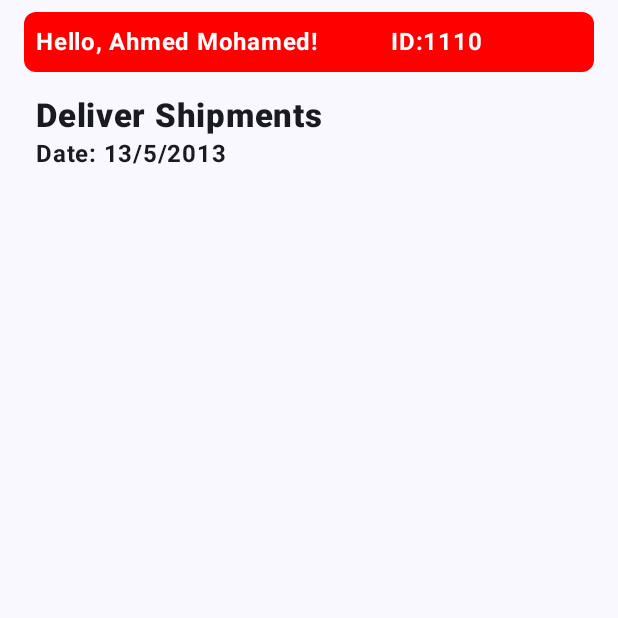
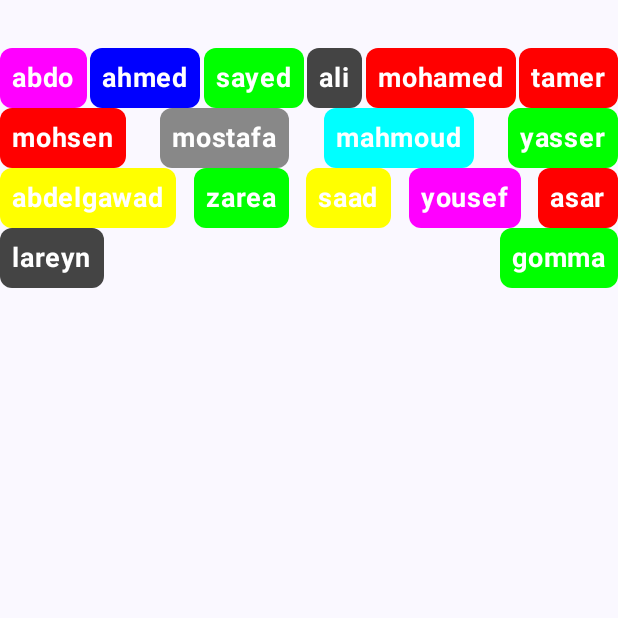
Before and after one commit to abdomostafa1/JetpackComposeApp, an Android app built with Jetpack Compose: the screen it shows after launch (MainActivity), on a phone screen of 412 x 824 dp, the top half of it. Run offline under Robolectric (Android 15) with nearby library versions, the phone set to English and light mode, and no system bars; our stand-ins replace Dagger/Hilt's generated code; network calls fail.

Commit message:
use flow row to show list of anmes

```diff
--- a/app/src/main/java/com/example/myapplication/MainActivity.kt
+++ b/app/src/main/java/com/example/myapplication/MainActivity.kt
@@ -23,6 +23,7 @@ import androidx.navigation.compose.NavHost
 import androidx.navigation.compose.composable
 import androidx.navigation.compose.rememberNavController
 import androidx.navigation.navArgument
+import com.example.myapplication.screen.FlowLayoutScreen
 import com.example.myapplication.screen.PickupDetailsScreen
 import com.example.myapplication.screen.PickupScreen
 import com.example.myapplication.screen.ThirdScreen
@@ -48,8 +49,10 @@ class MainActivity : ComponentActivity() {
                     val navHost =
                         NavHost(
                             navController = navController,
-                            startDestination = NavDestination.pickupScreen
+                            startDestination = NavDestination.flowLayoutScreen
                         ) {
+
+                            composable(NavDestination.flowLayoutScreen) { FlowLayoutScreen() }
                             composable(NavDestination.pickupScreen) {
                                 PickupScreen(
                                     navController = navController,
@@ -64,7 +67,7 @@ class MainActivity : ComponentActivity() {
 
                             composable(
                                 "PickupDetailsScreen/{id}",
-                                arguments = listOf(navArgument("id"){ type= NavType.IntType})
+                                arguments = listOf(navArgument("id") { type = NavType.IntType })
                             ) { backStackEntry ->
                                 PickupDetailsScreen(
                                     navController,
--- a/app/src/main/java/com/example/myapplication/NavDestination.kt
+++ b/app/src/main/java/com/example/myapplication/NavDestination.kt
@@ -1,7 +1,8 @@
 package com.example.myapplication
 
 object NavDestination {
-    val pickupScreen="PickupScreen"
-    val pickupDetailsScreen="PickupDetailsScreen"
-    val thirdScreen="ThirdScreen"
+    const val pickupScreen="PickupScreen"
+    const val pickupDetailsScreen="PickupDetailsScreen"
+    const val thirdScreen="ThirdScreen"
+    const val flowLayoutScreen="FlowLayoutScreen"
 }
--- /dev/null
+++ b/app/src/main/java/com/example/myapplication/screen/FlowLayoutScreen.kt
@@ -0,0 +1,58 @@
+package com.example.myapplication.screen
+
+import androidx.compose.foundation.background
+import androidx.compose.foundation.layout.Arrangement
+import androidx.compose.foundation.layout.Column
+import androidx.compose.foundation.layout.ExperimentalLayoutApi
+import androidx.compose.foundation.layout.FlowRow
+import androidx.compose.foundation.layout.Row
+import androidx.compose.foundation.layout.padding
+import androidx.compose.foundation.lazy.LazyColumn
+import androidx.compose.foundation.shape.RoundedCornerShape
+import androidx.compose.runtime.Composable
+import androidx.compose.ui.Modifier
+import androidx.compose.ui.graphics.Color
+import androidx.compose.ui.unit.dp
+import com.example.myapplication.composable.BoldText
+
+
+val colors = listOf(
+    Color.Cyan,
+    Color.Red,
+    Color.Blue,
+    Color.Yellow,
+    Color.DarkGray,
+    Color.Gray,
+    Color.Green,
+    Color.Magenta,
+    Color.LightGray
+)
+
+@OptIn(ExperimentalLayoutApi::class)
+@Composable
+fun FlowLayoutScreen() {
+    val names = listOf<String>(
+        "abdo", "ahmed", "sayed", "ali", "mohamed", "tamer", "mohsen", "mostafa", "mahmoud",
+        "yasser", "abdelgawad", "zarea", "saad", "yousef", "asar", "lareyn", "gomma"
+    )
+
+
+    FlowRow(modifier = Modifier.padding(vertical = 32.dp), horizontalArrangement = Arrangement.SpaceBetween) {
+        names.forEach { name ->
+            SpecialText(text = name)
+        }
+    }
+}
+
+
+
+
+@Composable
+fun SpecialText(text: String) {
+
+    BoldText(
+        text = text, textColor = Color.White, modifier = Modifier
+            .background(color = colors.random(), shape = RoundedCornerShape(8.dp))
+            .padding(8.dp)
+    )
+}
--- a/app/src/main/java/com/example/myapplication/screen/ThirdScreen.kt
+++ b/app/src/main/java/com/example/myapplication/screen/ThirdScreen.kt
@@ -1,6 +1,8 @@
 package com.example.myapplication.screen
 
 import androidx.compose.foundation.background
+import androidx.compose.foundation.layout.ExperimentalLayoutApi
+import androidx.compose.foundation.layout.FlowRow
 import androidx.compose.foundation.layout.fillMaxSize
 import androidx.compose.material3.Button
 import androidx.compose.runtime.Composable
@@ -22,6 +24,7 @@ fun ThirdScreen(navController: NavController) {
     ThirdContent(onClickBack = { navController.popBackStack(NavDestination.pickupScreen,false) })
 }
 
+@OptIn(ExperimentalLayoutApi::class)
 @Composable
 private fun ThirdContent(onClickBack: () -> Unit) {
 
@@ -52,6 +55,8 @@ private fun ThirdContent(onClickBack: () -> Unit) {
         }) {
             NormalText(text = "back", textColor = Color.White)
         }
+
+
     }
 
 }
```
